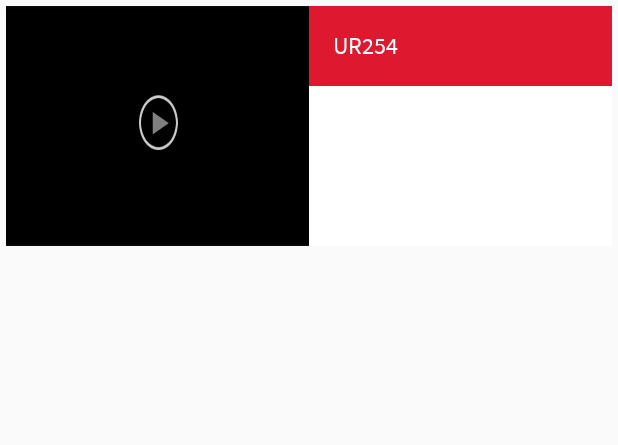
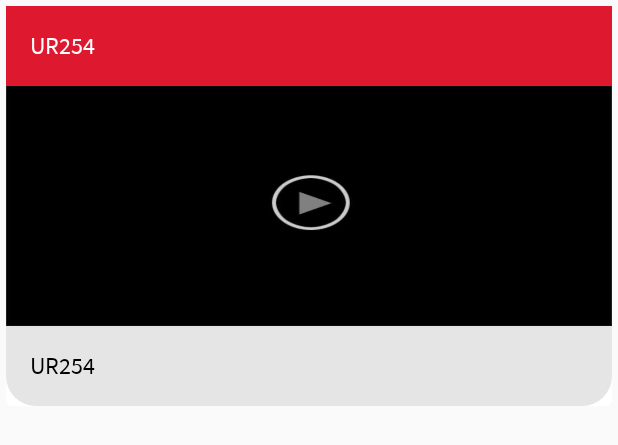
Before and after one commit to MQ9Realper/ur254, an Android app: the layout layout_project_item.xml on its own in the app's theme, with its tools: preview values and no code run, on a phone screen of 412 x 824 dp. Shown: the top 445 px of the screen. Run offline under Robolectric (Android 15) with nearby library versions, the phone set to English and light mode, and no system bars.

Commit message:
Add background to textview

```diff
--- a/app/src/main/res/layout/layout_project_item.xml
+++ b/app/src/main/res/layout/layout_project_item.xml
@@ -12,22 +12,6 @@
     <LinearLayout
         android:layout_width="match_parent"
         android:layout_height="wrap_content"
-        android:background="@android:color/white"
-        android:orientation="horizontal">
-
-        <ImageView
-            android:id="@+id/imageView_thumbnail"
-            android:layout_width="0dp"
-            android:layout_height="160dp"
-            android:layout_weight="1"
-            android:background="@drawable/video_player"
-            android:contentDescription="@string/app_name"
-            android:scaleType="centerCrop" />
-
-        <LinearLayout
-            android:layout_width="0dp"
-            android:layout_height="wrap_content"
-            android:layout_weight="1"
         android:orientation="vertical">
 
         <com.patriot.ur254.views.Txt
@@ -41,19 +25,25 @@
             android:textSize="16sp"
             android:textStyle="bold" />
 
+        <ImageView
+            android:id="@+id/imageView_thumbnail"
+            android:layout_width="match_parent"
+            android:layout_height="160dp"
+            android:background="@drawable/video_player"
+            android:contentDescription="@string/app_name"
+            android:scaleType="centerCrop" />
+
         <com.patriot.ur254.views.Txt
             android:id="@+id/textViewProjectDescription"
             android:layout_width="match_parent"
             android:layout_height="wrap_content"
-                android:background="@android:color/white"
+            android:background="@drawable/drawable_project_description"
             android:padding="16dp"
             android:text="@string/app_name"
-                android:textColor="@android:color/white"
+            android:textColor="@android:color/black"
             android:textSize="16sp"
             android:textStyle="bold" />
 
     </LinearLayout>
 
-    </LinearLayout>
-
 </android.support.v7.widget.CardView>
```
Lines whose indentation alone changed are shown as unchanged.
